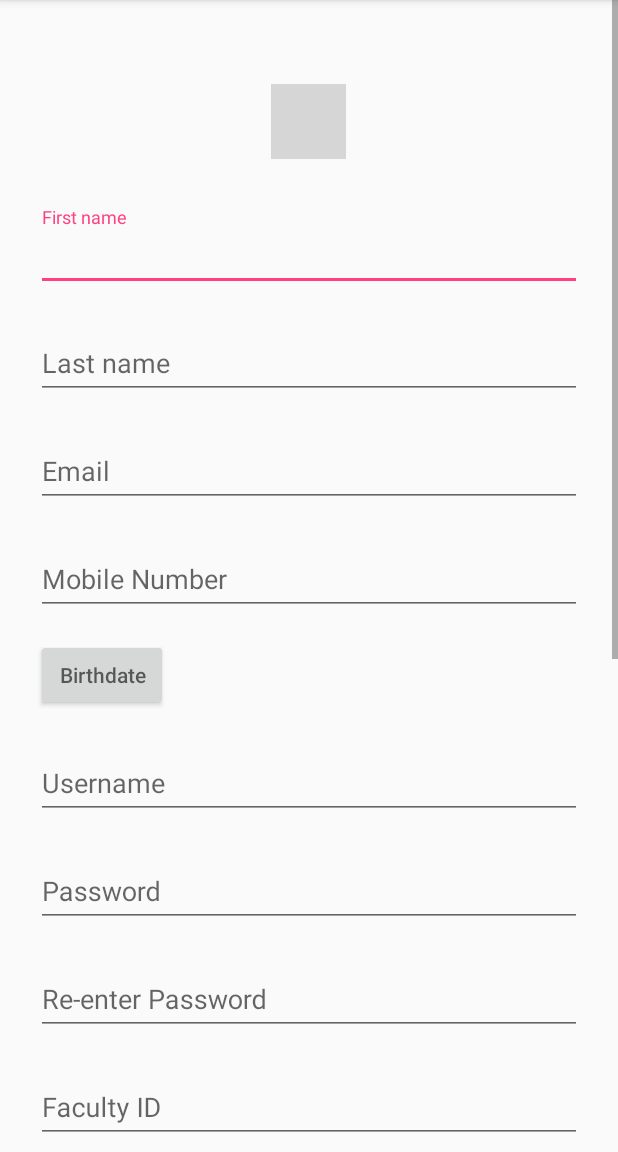
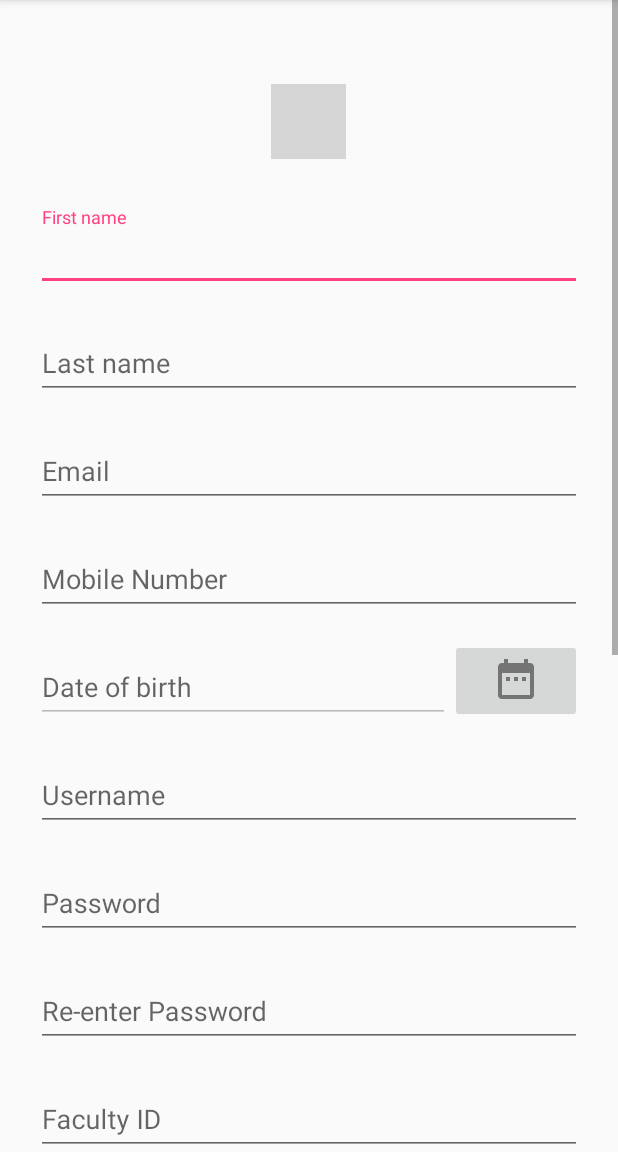
Before and after one commit to FCI-E-campus/fci-e-campus-android, an Android app: the SignupActivity screen opened directly, with no data from a screen before it, on a phone screen of 412 x 824 dp, the part 84-1236 px from its top. Run offline under Robolectric (Android 15) with nearby library versions, the light colour scheme and no system bars; our stand-ins replace ButterKnife, Volley; 2 statements that could not run were skipped; grey boxes are pictures that could not be loaded.

Commit message:
minor tweaks

```diff
--- a/app/src/main/res/layout/activity_signup.xml
+++ b/app/src/main/res/layout/activity_signup.xml
@@ -1,5 +1,6 @@
 <?xml version="1.0" encoding="utf-8"?>
 <ScrollView xmlns:android="http://schemas.android.com/apk/res/android"
+    xmlns:app="http://schemas.android.com/apk/res-auto"
     xmlns:tools="http://schemas.android.com/tools"
     android:layout_width="fill_parent"
     android:layout_height="fill_parent"
@@ -84,19 +85,27 @@
             android:layout_marginBottom="8dp"
             android:layout_marginTop="8dp">
 
-            <android.support.v7.widget.AppCompatButton
-                android:id="@+id/ti_date_of_birth_btn"
+            <android.support.design.widget.TextInputLayout
+                android:id="@+id/ti_date_of_birth"
                 android:layout_width="wrap_content"
                 android:layout_height="wrap_content"
-                android:hint="@string/date_of_birth_et_hint"
-                android:padding="12dp" />
+                android:layout_weight="8">
 
-            <TextView
-                android:id="@+id/ti_date_of_birth_text_view"
+                <EditText
+                    android:layout_width="match_parent"
+                    android:layout_height="wrap_content"
+                    android:enabled="false"
+                    android:hint="@string/date_of_birth_et_hint"
+                    android:inputType="date" />
+            </android.support.design.widget.TextInputLayout>
+
+            <ImageButton
+                android:id="@+id/ib_pick_date"
                 android:layout_width="wrap_content"
-                android:layout_height="wrap_content"
-                android:layout_marginLeft="16dp"
-                android:textSize="18sp" />
+                android:layout_height="match_parent"
+                android:layout_weight="1"
+                app:srcCompat="@drawable/ic_calendar_range" />
+
         </LinearLayout>
 
 
--- a/app/src/main/res/values/strings.xml
+++ b/app/src/main/res/values/strings.xml
@@ -17,7 +17,7 @@
     <string name="password_et_hint">Password</string>
     <string name="re_enter_password_et_hint">Re-enter Password</string>
     <string name="faculty_id_et_hint">Faculty ID</string>
-    <string name="date_of_birth_et_hint">Birthdate</string>
+    <string name="date_of_birth_et_hint">Date of birth</string>
     <string name="activation_key_et_hint">Activation Key</string>
 
     <!-- API End Points -->
```
Also changed, not shown: app/src/main/java/eg/edu/cu/fci/ecampus/fci_e_campus/activities/SignupActivity.java (+26 -55 lines), app/src/main/res/drawable-hdpi/ic_calendar_range.png (added), app/src/main/res/drawable-ldpi/ic_calendar_range.png (added), app/src/main/res/drawable-mdpi/ic_calendar_range.png (added), app/src/main/res/drawable-xhdpi/ic_calendar_range.png (added), app/src/main/res/drawable-xxhdpi/ic_calendar_range.png (added), app/src/main/res/drawable-xxxhdpi/ic_calendar_range.png (added).
